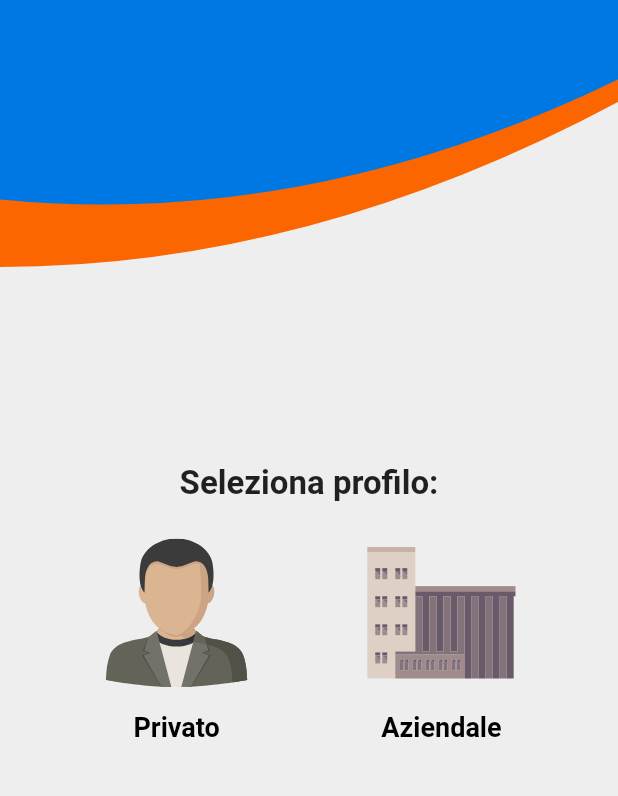
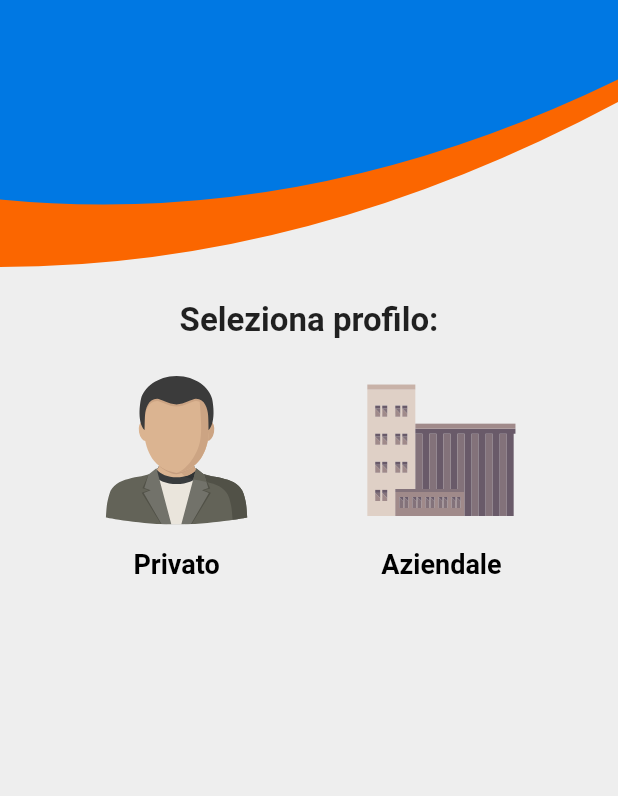
Before and after one commit to Angikrok/myaircomm, a Flutter app: the screen it shows after launch, on a phone screen of 412 x 824 dp, the part 198-994 px from its top. Run offline on Flutter 3.47's test engine with Material 2 defaults, Android fonts, the light colour scheme and no system bars; our stand-ins replace barcode_widget, cool_alert, flutter_svg, fluttertoast, internet_connection_checker, line_icons and 4 more; missing offline and left inert: advance_pdf_viewer, custom_check_box, screen_brightness, share_plus_web; accounts and stored records are empty; network calls fail.

Commit message:
Riordinato  File HomeScreen

```diff
--- a/lib/app20new/model/alerts.dart
+++ b/lib/app20new/model/alerts.dart
@@ -10,7 +10,9 @@ showAlertDialog(BuildContext context) {
     cancelBtnText: '',
     showCancelBtn: true,
     animType: CoolAlertAnimType.scale,
+
     title: 'Dove Trovare Il Codice Cliente',
+
     confirmBtnText: 'Ho capito',
 
     backgroundColor: Colors.transparent,
--- a/lib/app20new/screen/01_loadingscreen/elementi_loading_screen/businessprivateselect.dart
+++ /dev/null
@@ -1,156 +0,0 @@
-import 'package:flutter/material.dart';
-import 'package:flutter_svg/svg.dart';
-import 'package:my_aircomm/app20new/model/costanti.dart';
-import 'package:my_aircomm/app20new/screen/02_login/login_aziendale.dart';
-import 'package:my_aircomm/app20new/screen/02_login/login_privato.dart';
-
-import 'animation.dart';
-
-class BusinessPrivate extends StatelessWidget {
-  final Animation<double> animation;
-
-  // ignore: use_key_in_widget_constructors
-  const BusinessPrivate({
-    required this.animation,
-  });
-
-  @override
-  Widget build(BuildContext context) {
-    final height =
-        MediaQuery.of(context).size.height - MediaQuery.of(context).padding.top;
-    final space = height > 650 ? kSpaceM : kSpaceS;
-
-    return privateBusinessSelection(space, context);
-  }
-
-  Expanded privateBusinessSelection(double space, BuildContext context) {
-    return Expanded(
-      flex: 1,
-      child: Row(
-        children: [
-          Expanded(
-            flex: 1,
-            child: Container(),
-          ),
-          Expanded(
-            flex: 2,
-            child: Column(
-              children: [
-                SizedBox(
-                  height: 115,
-                  child: FadeSlideTransition(
-                    animation: animation,
-                    additionalOffset: 0.0,
-                    child: InkWell(
-                      onTap: () {
-                        Navigator.push(
-                          context,
-                          MaterialPageRoute(builder: (context) => Privato()),
-                        );
-                      },
-                      child: Container(
-                        padding: const EdgeInsets.all(8),
-                        decoration: BoxDecoration(
-                          borderRadius: BorderRadius.circular(8.0),
-                          gradient: const LinearGradient(
-                            colors: [
-                              Colors.transparent,
-                              Colors.transparent,
-                            ],
-                            end: Alignment(0, -1),
-                          ),
-                        ),
-                        child: ClipRRect(
-                          // child: Image.asset('assets/icon/businessman.png'),
-                          child: SvgPicture.asset(
-                            'assets/icon/person2.svg',
-                          ),
-                        ),
-                      ),
-                    ),
-                  ),
-                ),
-                FadeSlideTransition(
-                  animation: animation,
-                  additionalOffset: space,
-                  child: const Padding(
-                    padding: EdgeInsets.all(8.0),
-                    child: Text(
-                      'Privato',
-                      style: TextStyle(
-                        fontWeight: FontWeight.bold,
-                        fontSize: 18,
-                        color: Colors.black,
-                      ),
-                    ),
-                  ),
-                ),
-              ],
-            ),
-          ),
-          Expanded(
-            flex: 1,
-            child: Container(),
-          ),
-          Expanded(
-            flex: 2,
-            child: Column(
-              children: [
-                SizedBox(
-                  height: 115,
-                  child: FadeSlideTransition(
-                    animation: animation,
-                    additionalOffset: space,
-                    child: InkWell(
-                      onTap: () {
-                        Navigator.push(
-                          context,
-                          MaterialPageRoute(builder: (context) => Aziendale()),
-                        );
-                      },
-                      child: Container(
-                        padding: const EdgeInsets.all(8),
-                        decoration: BoxDecoration(
-                          borderRadius: BorderRadius.circular(8.0),
-                          gradient: const LinearGradient(
-                            colors: [
-                              Colors.transparent,
-                              Colors.transparent,
-                            ],
-                            end: Alignment(0, -1),
-                          ),
-                        ),
-                        child: ClipRRect(
-                          child: SvgPicture.asset('assets/icon/factory4.svg'),
-                        ),
-                      ),
-                    ),
-                  ),
-                ),
-                FadeSlideTransition(
-                  animation: animation,
-                  additionalOffset: space,
-                  child: const Padding(
-                    padding: EdgeInsets.all(8.0),
-                    child: Text(
-                      'Aziendale',
-                      style: TextStyle(
-                        fontWeight: FontWeight.bold,
-                        fontSize: 18,
-                        color: Colors.black,
-                      ),
-                    ),
-                  ),
-                ),
-              ],
-            ),
-          ),
-          Expanded(
-            flex: 1,
-            child: Container(),
-          ),
-        ],
-      ),
-    );
-  }
-}
--- a/lib/app20new/screen/01_loadingscreen/elementi_loading_screen/home_screen.dart
+++ b/lib/app20new/screen/01_loadingscreen/elementi_loading_screen/home_screen.dart
@@ -1,14 +1,16 @@
 import 'package:flutter/cupertino.dart';
 import 'package:flutter/material.dart';
+import 'package:flutter_svg/svg.dart';
 import 'package:internet_connection_checker/internet_connection_checker.dart';
+import 'package:my_aircomm/app20new/screen/02_login/login_aziendale.dart';
+import 'package:my_aircomm/app20new/screen/02_login/login_privato.dart';
 import '/app20new/controller/http_helper.dart';
 import '/app20new/model/costanti.dart';
 import '/app20new/model/custom_clippers/header_screen.dart';
 import '/app20new/model/custom_clippers/linea_arancione.dart';
 import '/app20new/model/custom_clippers/linea_blu.dart';
+import 'animation.dart';
 import 'header.dart';
-import 'businessprivateselect.dart';
-import 'text_animato.dart';
 
 class HomeScreen extends StatefulWidget {
   // ignore: use_key_in_widget_constructors
@@ -90,6 +92,7 @@ class _HomeScreenState extends State<HomeScreen>
     );
 
     _animationController.forward();
+    statusChecker();
     super.initState();
   }
 
@@ -101,6 +104,8 @@ class _HomeScreenState extends State<HomeScreen>
 
   @override
   Widget build(BuildContext context) {
+    double height = MediaQuery.of(context).size.height;
+    final space = height > 650 ? kSpaceM : kSpaceS;
     return Scaffold(
       resizeToAvoidBottomInset: false,
       //colore sfondo sotto le linee
@@ -119,12 +124,168 @@ class _HomeScreenState extends State<HomeScreen>
                   const Spacer(
                     flex: 1,
                   ),
-                  TextAnimato(animation: _formElementAnimation),
+                  textAnimato(_formElementAnimation),
                   const Divider(
                     color: Colors.transparent,
                   ),
-                  BusinessPrivate(animation: _formElementAnimation),
+                  privateBusinessSelection(
+                      space, context, _formElementAnimation),
+                  Spacer(),
+                  Text(isError == true ? '' : textMessage)
                 ],
+              ),
+            ),
+          ),
+        ],
+      ),
+    );
+  }
+
+  FadeSlideTransition textAnimato(Animation<double> animation) {
+    return FadeSlideTransition(
+      additionalOffset: 0.0,
+      animation: animation,
+      child: const Text(
+        'Seleziona profilo:',
+        style: TextStyle(fontSize: 22, fontWeight: FontWeight.bold),
+      ),
+    );
+  }
+
+  Expanded privateBusinessSelection(
+      double space, BuildContext context, Animation<double> animation) {
+    return Expanded(
+      flex: 1,
+      child: Row(
+        children: [
+          Expanded(
+            flex: 1,
+            child: Container(),
+          ),
+          tastoPrivato(animation, context, space),
+          Expanded(
+            flex: 1,
+            child: Container(),
+          ),
+          tastoAziendale(animation, space, context),
+          Expanded(
+            flex: 1,
+            child: Container(),
+          ),
+        ],
+      ),
+    );
+  }
+
+  Expanded tastoAziendale(
+      Animation<double> animation, double space, BuildContext context) {
+    return Expanded(
+      flex: 2,
+      child: Column(
+        children: [
+          SizedBox(
+            height: 115,
+            child: FadeSlideTransition(
+              animation: animation,
+              additionalOffset: space,
+              child: InkWell(
+                onTap: () {
+                  Navigator.push(
+                    context,
+                    MaterialPageRoute(builder: (context) => Aziendale()),
+                  );
+                },
+                child: Container(
+                  padding: const EdgeInsets.all(8),
+                  decoration: BoxDecoration(
+                    borderRadius: BorderRadius.circular(8.0),
+                    gradient: const LinearGradient(
+                      colors: [
+                        Colors.transparent,
+                        Colors.transparent,
+                      ],
+                      end: Alignment(0, -1),
+                    ),
+                  ),
+                  child: ClipRRect(
+                    child: SvgPicture.asset('assets/icon/factory4.svg'),
+                  ),
+                ),
+              ),
+            ),
+          ),
+          FadeSlideTransition(
+            animation: animation,
+            additionalOffset: space,
+            child: const Padding(
+              padding: EdgeInsets.all(8.0),
+              child: Text(
+                'Aziendale',
+                style: TextStyle(
+                  fontWeight: FontWeight.bold,
+                  fontSize: 18,
+                  color: Colors.black,
+                ),
+              ),
+            ),
+          ),
+        ],
+      ),
+    );
+  }
+
+  Expanded tastoPrivato(
+      Animation<double> animation, BuildContext context, double space) {
+    return Expanded(
+      flex: 2,
+      child: Column(
+        children: [
+          SizedBox(
+            height: 115,
+            child: FadeSlideTransition(
+              animation: animation,
+              additionalOffset: 0.0,
+              child: InkWell(
+                onTap: () {
+                  Navigator.push(
+                    context,
+                    MaterialPageRoute(builder: (context) => Privato()),
+                  );
+                },
+                child: Container(
+                  padding: const EdgeInsets.all(8),
+                  decoration: BoxDecoration(
+                    borderRadius: BorderRadius.circular(8.0),
+                    gradient: const LinearGradient(
+                      colors: [
+                        Colors.transparent,
+                        Colors.transparent,
+                      ],
+                      end: Alignment(0, -1),
+                    ),
+                  ),
+                  child: ClipRRect(
+                    // child: Image.asset('assets/icon/businessman.png'),
+                    child: SvgPicture.asset(
+                      'assets/icon/person2.svg',
+                    ),
+                  ),
+                ),
+              ),
+            ),
+          ),
+          FadeSlideTransition(
+            animation: animation,
+            additionalOffset: space,
+            child: const Padding(
+              padding: EdgeInsets.all(8.0),
+              child: Text(
+                'Privato',
+                style: TextStyle(
+                  fontWeight: FontWeight.bold,
+                  fontSize: 18,
+                  color: Colors.black,
+                ),
               ),
             ),
           ),
@@ -221,7 +382,7 @@ class _HomeScreenState extends State<HomeScreen>
             print('servizio online: passo alla fase successiva');
             isError = false;
             setState(() {
-              textMessage = 'Scegli il profilo:';
+              textMessage = '';
             });
           } else {
             print('servizio offline mostro errore');
--- a/lib/app20new/screen/01_loadingscreen/elementi_loading_screen/text_animato.dart
+++ /dev/null
@@ -1,19 +0,0 @@
-import 'package:flutter/material.dart';
-import './animation.dart';
-
-class TextAnimato extends StatelessWidget {
-  final Animation<double> animation;
-  const TextAnimato({required this.animation, Key? key}) : super(key: key);
-
-  @override
-  Widget build(BuildContext context) {
-    return FadeSlideTransition(
-      additionalOffset: 0.0,
-      animation: animation,
-      child: const Text(
-        'Seleziona profilo:',
-        style: TextStyle(fontSize: 22, fontWeight: FontWeight.bold),
-      ),
-    );
-  }
-}
--- a/lib/app20new/screen/02_login/login_aziendale.dart
+++ b/lib/app20new/screen/02_login/login_aziendale.dart
@@ -142,7 +142,7 @@ class _LoginAziendaState extends State<LoginAzienda> {
                   keyboardType: TextInputType.number,
                   controller: txtCC,
                   decoration: InputDecoration(
-                    hintText: 'Codice Cliente',
+                    labelText: 'Codice Cliente',
                     errorText: validate_cc ? 'Campo Obbligatorio' : null,
                     suffixIcon: Icon(Icons.accessibility_sharp),
                     border: OutlineInputBorder(
@@ -181,7 +181,7 @@ class _LoginAziendaState extends State<LoginAzienda> {
                     keyboardType: TextInputType.number,
                     controller: txtCF,
                     decoration: InputDecoration(
-                      hintText: 'Partita IVA',
+                      labelText: 'Partita IVA',
                       errorText: validate_cf ? 'Campo Obbligatorio' : null,
                       suffixIcon: GestureDetector(
                         onTap: () {},
--- a/lib/main.dart
+++ b/lib/main.dart
@@ -3,12 +3,12 @@ import 'dart:math';
 
 import 'package:flutter/material.dart';
 import 'package:flutter/services.dart';
+import 'package:fluttertoast/fluttertoast.dart';
 import 'package:my_aircomm/app20new/screen/01_loadingscreen/elementi_loading_screen/home_screen.dart';
 import 'package:screen_brightness/screen_brightness.dart';
 
 // metodo main
 void main() {
-
   runApp(MyApp());
 }
 
@@ -19,13 +19,13 @@ class MyApp extends StatelessWidget {
     setBrightness(1);
     SystemChrome.setPreferredOrientations([DeviceOrientation.portraitUp]);
     return MaterialApp(
-
       debugShowCheckedModeBanner: false,
       title: 'My Aircomm',
       theme: ThemeData(
         primarySwatch: Colors.blue,
       ),
       home: HomeScreen(),
+
     );
   }
 }
```
Also changed, not shown: lib/app20new/data/dati_utenza.dart (+3 -4 lines), lib/bar_code.dart (added, +21 -0 lines), 6 other files.
